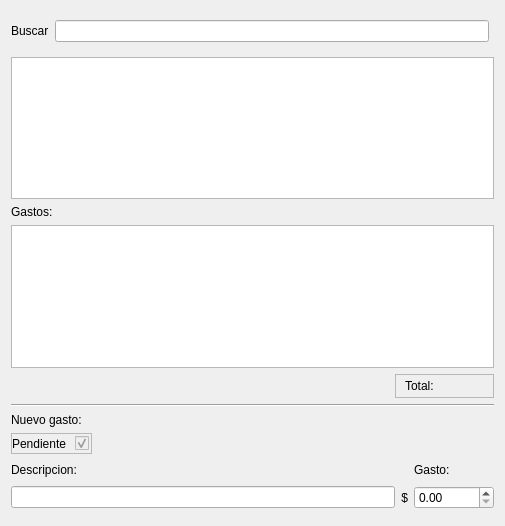
Before: the Qt Designer form src/ui/gastos.ui in leosmolas/conotels, drawn with Qt 5.
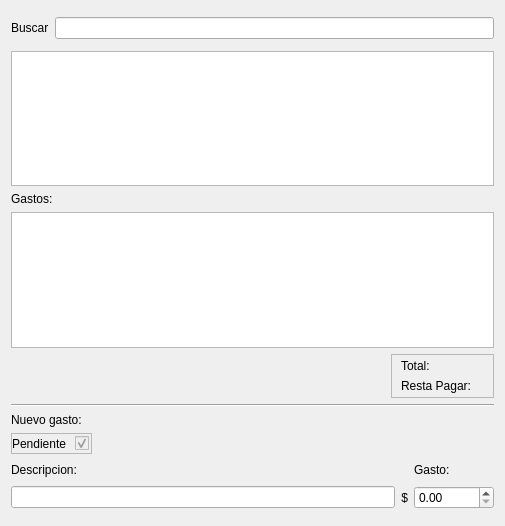
After: the same form once the commit is applied.

Commit message: Agregué un label en gastos que muestra lo que falta pagar (todos los que tienen pendientes en true)

What changed in the file:
```diff
--- a/src/ui/gastos.ui
+++ b/src/ui/gastos.ui
@@ -107,8 +107,14 @@
         <property name="leftMargin">
          <number>0</number>
         </property>
+        <property name="topMargin">
+         <number>6</number>
+        </property>
         <property name="rightMargin">
-         <number>5</number>
+         <number>0</number>
+        </property>
+        <property name="bottomMargin">
+         <number>6</number>
         </property>
         <item row="0" column="0">
          <widget class="QLabel" name="label">
@@ -224,6 +230,20 @@
           </property>
          </widget>
         </item>
+        <item row="1" column="0">
+         <widget class="QLabel" name="label_7">
+          <property name="text">
+           <string>Resta Pagar:</string>
+          </property>
+         </widget>
+        </item>
+        <item row="1" column="1">
+         <widget class="QLabel" name="restaLabel">
+          <property name="text">
+           <string/>
+          </property>
+         </widget>
+        </item>
        </layout>
       </widget>
      </item>
```
The commit also changes 3 other files.
